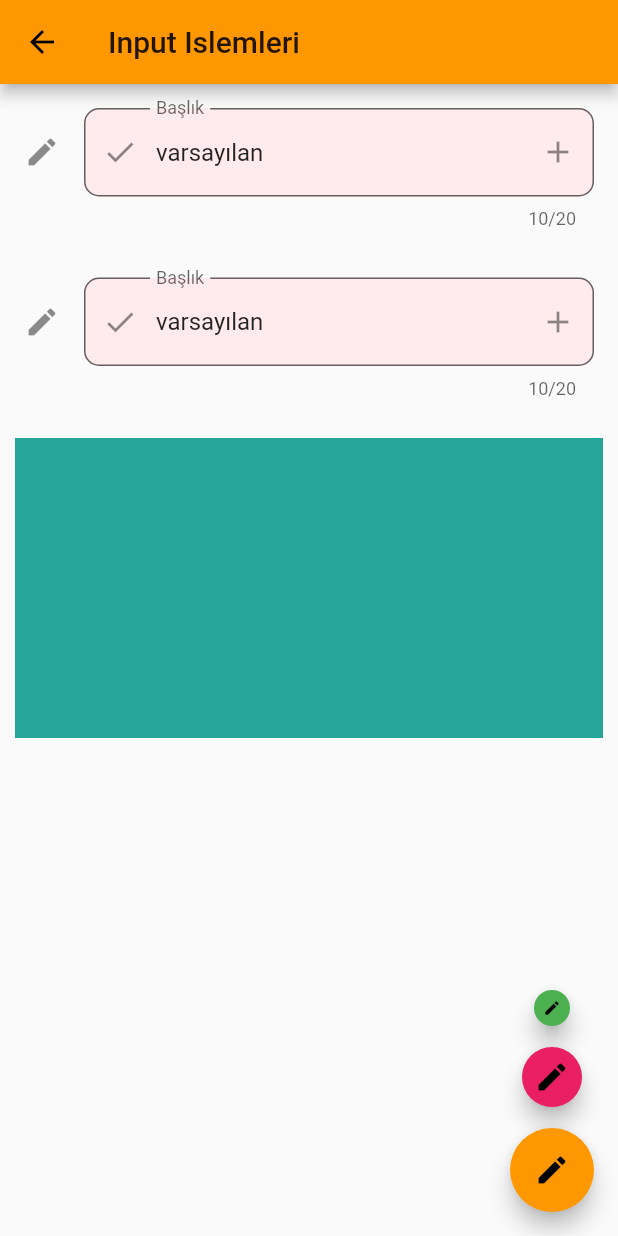
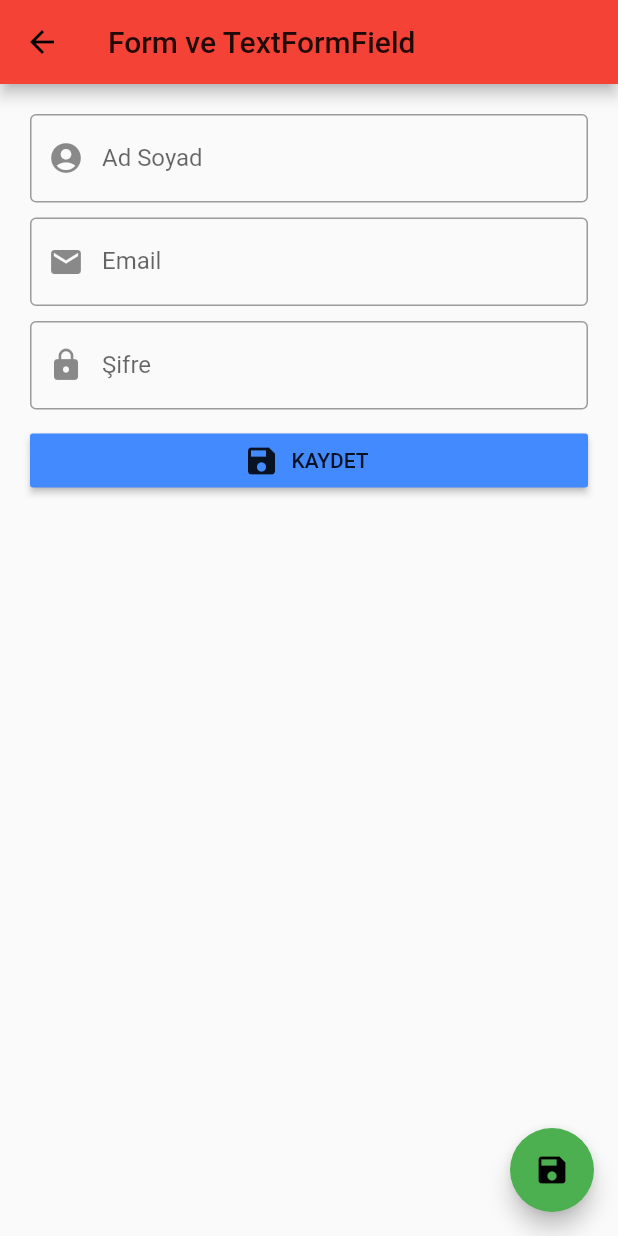
Before and after one commit to emrealtunbilek/flutter_dersleri, a Flutter app: the screen it shows after launch, on a phone screen of 412 x 824 dp. Run offline on Flutter 3.47's test engine with Material 2 defaults, Android fonts, the phone set to English and light mode, and no system bars; our stand-ins replace fluttertoast.

Commit message:
Tema Olayları ve TextFormField Kişiselleştirilmesi

```diff
--- a/lib/main.dart
+++ b/lib/main.dart
@@ -1,5 +1,6 @@
 import 'package:flutter/material.dart';
 import 'package:ilk_flutter_projesi/ui/custom_scroll_ve_slivers.dart';
+import 'package:ilk_flutter_projesi/ui/form_textformfield_ornek.dart';
 import 'package:ilk_flutter_projesi/ui/text_field_ozellikleri.dart';
 import 'package:ilk_flutter_projesi/ui/navigasyon_islemleri.dart';
 import 'ui/grid_view_kullanimi.dart';
@@ -9,11 +10,12 @@ void main() {
   runApp(MaterialApp(
     title: "Flutter Dersleri",
 
-    initialRoute: "/textFieldIslemleri",
+    initialRoute: "/textFormField",
 
     routes: {
       '/'      : (context) => NavigasyonIslemleri(),
       '/textFieldIslemleri' : (context) => TextFieldIslemleri(),
+      '/textFormField' : (context) => FormveTextFormField(),
       '/CPage' : (context) => CSayfasi(),
       '/DPage' : (context) => DSayfasi(),
       '/GPage' : (context) => GSayfasi(),
--- /dev/null
+++ b/lib/ui/form_textformfield_ornek.dart
@@ -0,0 +1,73 @@
+import 'package:flutter/material.dart';
+
+class FormveTextFormField extends StatefulWidget {
+  @override
+  _FormveTextFormFieldState createState() => _FormveTextFormFieldState();
+}
+
+class _FormveTextFormFieldState extends State<FormveTextFormField> {
+  @override
+  Widget build(BuildContext context) {
+    return Theme(
+      data: Theme.of(context).copyWith(
+        accentColor: Colors.green,
+        primaryColor: Colors.red
+      ),
+      child: Scaffold(
+          floatingActionButton: FloatingActionButton(onPressed: (){},child: Icon(Icons.save),),
+          appBar: AppBar(title: Text("Form ve TextFormField"),),
+          body: Padding(padding: EdgeInsets.all(20), child: Form(
+            child: ListView(
+              children: <Widget>[
+                TextFormField(
+                  decoration: InputDecoration(
+                    prefixIcon: Icon(Icons.account_circle),
+                    hintText: "Adınız ve Soyadınız",
+                    labelText: "Ad Soyad",
+                    border: OutlineInputBorder(),
+                  ),
+                ),
+                SizedBox(height: 10,),
+                TextFormField(
+                  keyboardType: TextInputType.emailAddress,
+                  decoration: InputDecoration(
+                    prefixIcon: Icon(Icons.email),
+                    hintText: "Email adresiniz",
+                    labelText: "Email",
+                    border: OutlineInputBorder(),
+                    //enabledBorder: OutlineInputBorder(borderSide: BorderSide(color:Colors.green, width: 2)),
+                    //focusedBorder: OutlineInputBorder(borderSide: BorderSide(color:Colors.purple, width: 2)),
+                  ),
+                ),
+                SizedBox(height: 10,),
+
+                TextFormField(
+                  keyboardType: TextInputType.text,
+                  obscureText: true,
+                  decoration: InputDecoration(
+                    prefixIcon: Icon(Icons.lock),
+                    hintText: "Şifreniz",
+                    labelText: "Şifre",
+                    border: OutlineInputBorder(),
+                    //enabledBorder: OutlineInputBorder(borderSide: BorderSide(color:Colors.green, width: 2)),
+                    //focusedBorder: OutlineInputBorder(borderSide: BorderSide(color:Colors.purple, width: 2)),
+                  ),
+                ),
+                SizedBox(height: 10,),
+
+                RaisedButton.icon(
+                  icon: Icon(Icons.save),
+                  label: Text("KAYDET"),
+                  color: Colors.blueAccent,
+                  disabledColor: Colors.amber,
+                  onPressed: (){
+                  },
+
+                )
+              ],
+            ),
+          ),),
+        )
+    );
+  }
+}
```
